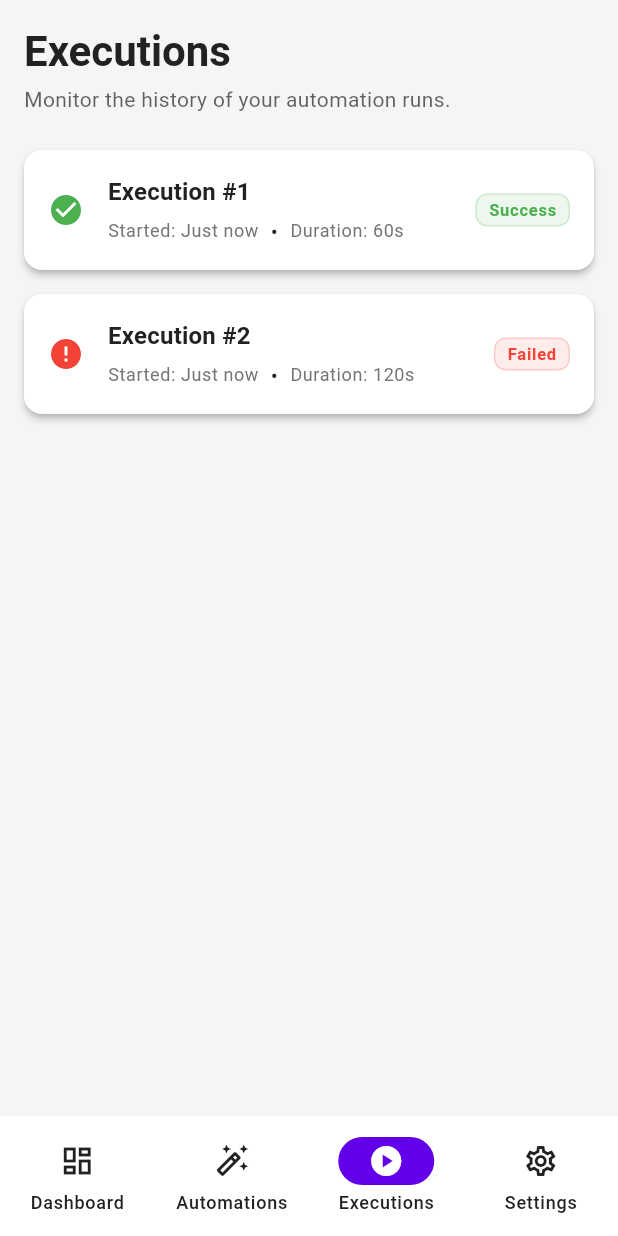
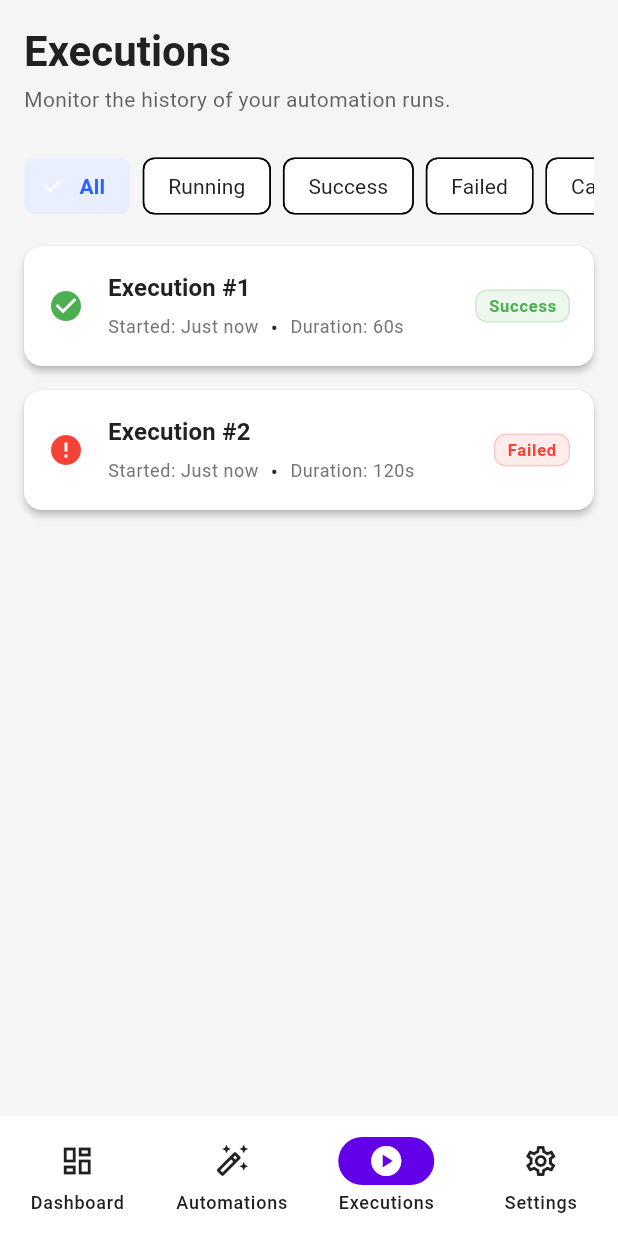
Before and after one commit to shubham230523/Relay, a Flutter app: the screen it shows after launch, item 3 of the bottom bar chosen, on a phone screen of 412 x 824 dp. Run offline on Flutter 3.47's test engine with Material 3 defaults, Android fonts, the light colour scheme and no system bars; our stand-ins replace flutter_riverpod, go_router.

Commit message:
Executions list

```diff
--- a/lib/features/executions/presentation/pages/executions_page.dart
+++ b/lib/features/executions/presentation/pages/executions_page.dart
@@ -3,14 +3,14 @@ import 'package:flutter_riverpod/flutter_riverpod.dart';
 import '../../../../core/constants/constants.dart';
 import '../../../../core/widgets/widgets.dart';
 import '../providers/execution_providers.dart';
-import '../widgets/execution_list_item.dart';
+import '../widgets/widgets.dart';
 
 class ExecutionsPage extends ConsumerWidget {
   const ExecutionsPage({super.key});
 
   @override
   Widget build(BuildContext context, WidgetRef ref) {
-    final executionsAsync = ref.watch(executionHistoryProvider(null));
+    final executionsAsync = ref.watch(filteredExecutionHistoryProvider(null));
     final theme = Theme.of(context);
 
     return PageContainer(
@@ -32,6 +32,8 @@ class ExecutionsPage extends ConsumerWidget {
             ),
           ),
           const SizedBox(height: AppLayout.spaceL),
+          const ExecutionStatusFilter(),
+          const SizedBox(height: AppLayout.spaceM),
           executionsAsync.when(
             data: (executions) {
               if (executions.isEmpty) {
--- a/lib/features/executions/presentation/providers/execution_providers.dart
+++ b/lib/features/executions/presentation/providers/execution_providers.dart
@@ -28,3 +28,15 @@ final executionStepsProvider = FutureProvider.family<List<ExecutionStep>, String
   final repo = ref.watch(executionRepositoryProvider);
   return repo.getExecutionSteps(executionId);
 });
+
+final executionStatusFilterProvider = StateProvider<ExecutionStatus?>((ref) => null);
+
+final filteredExecutionHistoryProvider = Provider.family<AsyncValue<List<Execution>>, String?>((ref, automationId) {
+  final filter = ref.watch(executionStatusFilterProvider);
+  final historyAsync = ref.watch(executionHistoryProvider(automationId));
+
+  return historyAsync.whenData((history) {
+    if (filter == null) return history;
+    return history.where((execution) => execution.status == filter).toList();
+  });
+});
--- /dev/null
+++ b/lib/features/executions/presentation/widgets/execution_status_filter.dart
@@ -0,0 +1,87 @@
+import 'package:flutter/material.dart';
+import 'package:flutter_riverpod/flutter_riverpod.dart';
+import '../../../../core/constants/constants.dart';
+import '../../domain/models/models.dart';
+import '../providers/execution_providers.dart';
+
+class ExecutionStatusFilter extends ConsumerWidget {
+  const ExecutionStatusFilter({super.key});
+
+  @override
+  Widget build(BuildContext context, WidgetRef ref) {
+    final selectedStatus = ref.watch(executionStatusFilterProvider);
+
+    return SingleChildScrollView(
+      scrollDirection: Axis.horizontal,
+      child: Row(
+        children: [
+          _FilterChip(
+            label: 'All',
+            isSelected: selectedStatus == null,
+            onTap: () => ref.read(executionStatusFilterProvider.notifier).state = null,
+          ),
+          const SizedBox(width: AppLayout.spaceS),
+          ...[
+            ExecutionStatus.running,
+            ExecutionStatus.success,
+            ExecutionStatus.failed,
+            ExecutionStatus.cancelled,
+          ].map((status) {
+            return Padding(
+              padding: const EdgeInsets.only(right: AppLayout.spaceS),
+              child: _FilterChip(
+                label: _getStatusLabel(status),
+                isSelected: selectedStatus == status,
+                onTap: () => ref.read(executionStatusFilterProvider.notifier).state = status,
+              ),
+            );
+          }),
+        ],
+      ),
+    );
+  }
+
+  String _getStatusLabel(ExecutionStatus status) {
+    switch (status) {
+      case ExecutionStatus.pending:
+        return 'Pending';
+      case ExecutionStatus.running:
+        return 'Running';
+      case ExecutionStatus.success:
+        return 'Success';
+      case ExecutionStatus.failed:
+        return 'Failed';
+      case ExecutionStatus.cancelled:
+        return 'Cancelled';
+    }
+  }
+}
+
+class _FilterChip extends StatelessWidget {
+  final String label;
+  final bool isSelected;
+  final VoidCallback onTap;
+
+  const _FilterChip({
+    required this.label,
+    required this.isSelected,
+    required this.onTap,
+  });
+
+  @override
+  Widget build(BuildContext context) {
+    final theme = Theme.of(context);
+
+    return ChoiceChip(
+      label: Text(label),
+      selected: isSelected,
+      onSelected: (_) => onTap(),
+      // ignore: deprecated_member_use
+      selectedColor: theme.colorScheme.primary.withOpacity(0.1),
+      labelStyle: TextStyle(
+        color: isSelected ? theme.colorScheme.primary : theme.colorScheme.onSurface,
+        fontWeight: isSelected ? FontWeight.bold : FontWeight.normal,
+      ),
+    );
+  }
+}
--- a/lib/features/executions/presentation/widgets/widgets.dart
+++ b/lib/features/executions/presentation/widgets/widgets.dart
@@ -1,2 +1,3 @@
 export 'execution_list_item.dart';
 export 'execution_status_badge.dart';
+export 'execution_status_filter.dart';
```
Also changed, not shown: 1 other file.
